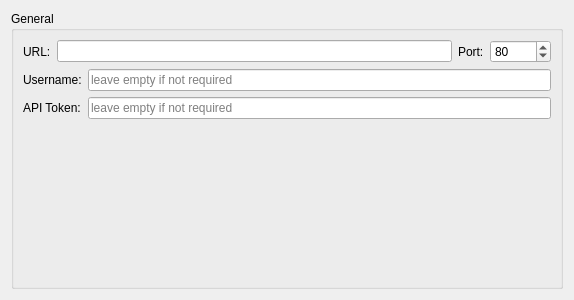
First picture: the form in jenkinssettingswidget.ui, repository OldFrostDragon/JenkinsPlugin, before the edit.
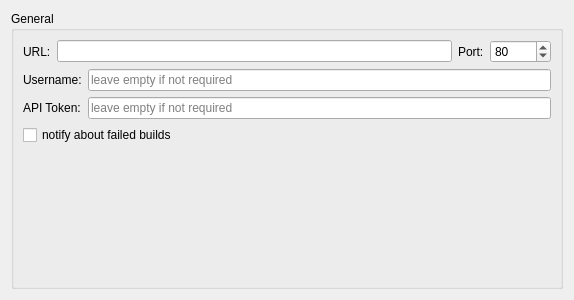
Second picture: the form after the edit.

Commit message:
added notification for failed build
Notification will be shown in "Issues" pane.
Notifications can be disabled in options

closes #4

Patch:
```diff
--- a/jenkinssettingswidget.ui
+++ b/jenkinssettingswidget.ui
@@ -95,6 +95,16 @@
           </item>
          </layout>
         </item>
+        <item>
+         <widget class="QCheckBox" name="notifyAboutFailedBuilds">
+          <property name="toolTip">
+           <string>&lt;html&gt;&lt;head/&gt;&lt;body&gt;&lt;p&gt;If checked, error message will be added to &amp;quot;Issues&amp;quot; pane, when build is failed&lt;/p&gt;&lt;/body&gt;&lt;/html&gt;</string>
+          </property>
+          <property name="text">
+           <string>notify about failed builds</string>
+          </property>
+         </widget>
+        </item>
         <item>
          <spacer name="verticalSpacer">
           <property name="orientation">
```
The commit also changes 11 other files.
